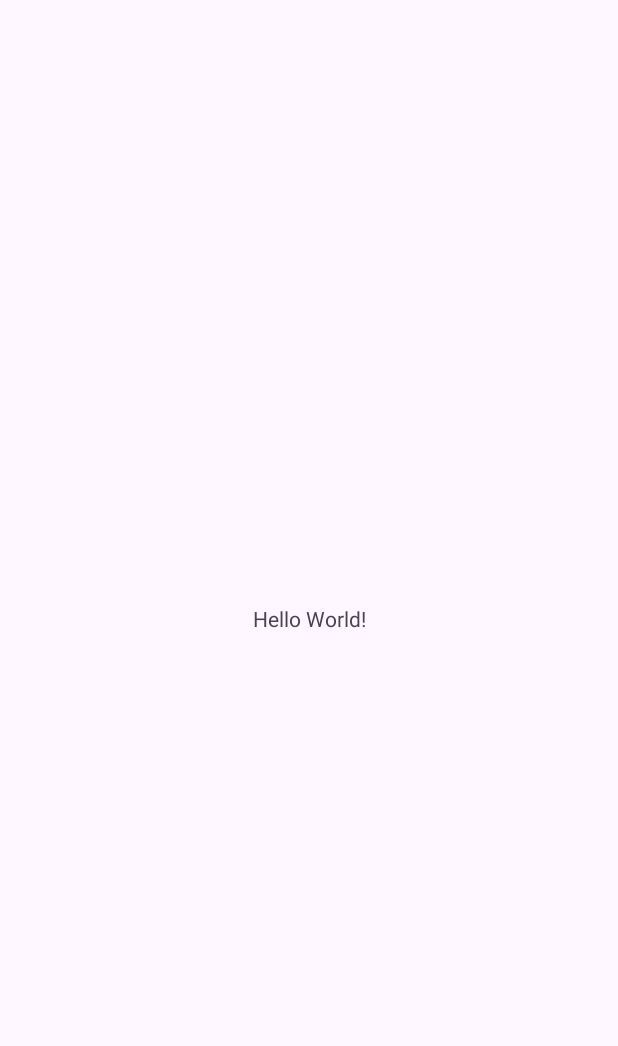
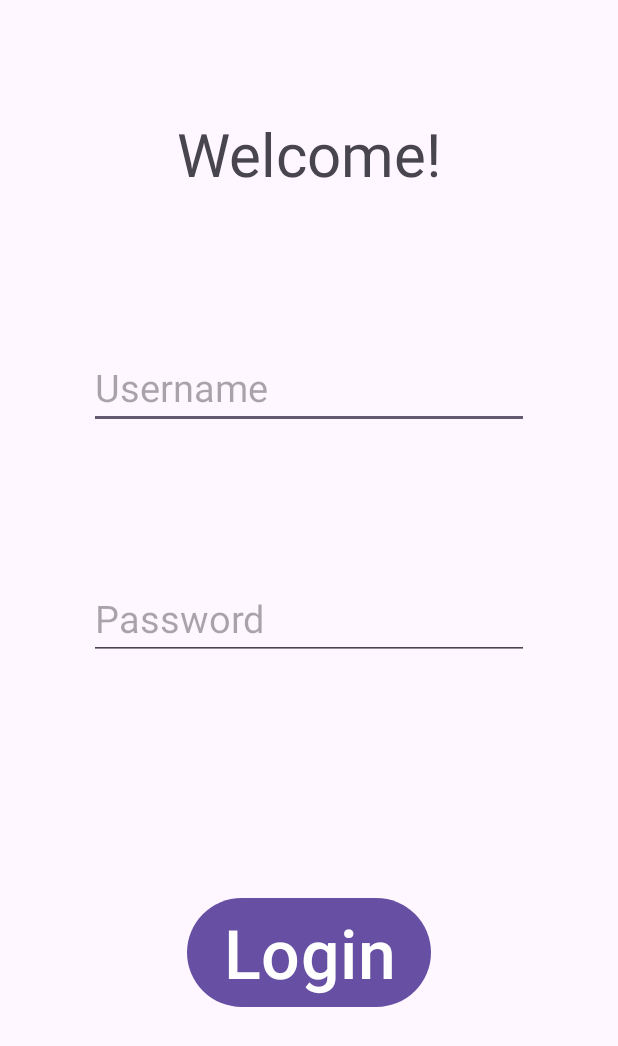
Before and after one commit to sampaio00joao/testeaulaCM, an Android app: the screen it shows after launch (MainActivity), on a phone screen of 412 x 824 dp. Before the commit the part shown is almost empty. Shown: the top 1046 px of the screen. Run offline under Robolectric (Android 15) with nearby library versions, the phone set to English and light mode, and no system bars.

Commit message:
login app developed

```diff
--- a/app/src/main/res/layout/activity_main.xml
+++ b/app/src/main/res/layout/activity_main.xml
@@ -8,12 +8,60 @@
     tools:context=".MainActivity">
 
     <TextView
+        android:id="@+id/editTextView"
         android:layout_width="wrap_content"
         android:layout_height="wrap_content"
-        android:text="Hello World!"
+        android:text="Welcome!"
+        android:textSize="40dp"
         app:layout_constraintBottom_toBottomOf="parent"
         app:layout_constraintEnd_toEndOf="parent"
         app:layout_constraintStart_toStartOf="parent"
-        app:layout_constraintTop_toTopOf="parent" />
+        app:layout_constraintTop_toTopOf="parent"
+        app:layout_constraintVertical_bias="0.098" />
+
+    <EditText
+        android:id="@+id/editTextText"
+        android:layout_width="wrap_content"
+        android:layout_height="wrap_content"
+        android:ems="10"
+        android:hint="Username"
+        android:inputType="text"
+        android:textSize="25dp"
+        app:layout_constraintBottom_toBottomOf="parent"
+        app:layout_constraintEnd_toEndOf="parent"
+        app:layout_constraintHorizontal_bias="0.5"
+        app:layout_constraintStart_toStartOf="parent"
+        app:layout_constraintTop_toTopOf="parent"
+        app:layout_constraintVertical_bias="0.3" />
+
+    <EditText
+        android:id="@+id/editTextText2"
+        android:layout_width="wrap_content"
+        android:layout_height="wrap_content"
+        android:ems="10"
+        android:hint="Password"
+        android:inputType="text"
+        android:textSize="25dp"
+        app:layout_constraintBottom_toBottomOf="parent"
+        app:layout_constraintEnd_toEndOf="parent"
+        app:layout_constraintHorizontal_bias="0.5"
+        app:layout_constraintStart_toStartOf="parent"
+        app:layout_constraintTop_toTopOf="parent"
+        app:layout_constraintVertical_bias="0.5" />
+
+    <Button
+        android:id="@+id/button"
+        android:layout_width="wrap_content"
+        android:layout_height="wrap_content"
+        android:text="Login"
+        android:textSize="45dp"
+        tools:layout_editor_absoluteX="124dp"
+        tools:layout_editor_absoluteY="558dp"
+        app:layout_constraintTop_toTopOf="parent"
+        app:layout_constraintBottom_toBottomOf="parent"
+        app:layout_constraintStart_toStartOf="parent"
+        app:layout_constraintEnd_toEndOf="parent"
+        app:layout_constraintVertical_bias="0.8"
+        app:layout_constraintHorizontal_bias="0.5"/>
 
 </androidx.constraintlayout.widget.ConstraintLayout>
```
